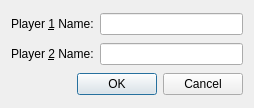
starrynights89/Game_practice_Qt-5.10, file Chapter 3/tictactoe/tictactoewidget.ui: the form before one commit.
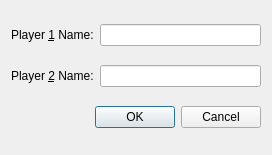
The form after the commit.

What changed in the file:
```diff
--- a/Chapter 3/tictactoe/tictactoewidget.ui
+++ b/Chapter 3/tictactoe/tictactoewidget.ui
@@ -6,8 +6,8 @@
    <rect>
     <x>0</x>
     <y>0</y>
-    <width>254</width>
-    <height>108</height>
+    <width>272</width>
+    <height>155</height>
    </rect>
   </property>
   <property name="windowTitle">
```
Left out of the diff: 43 changed lines with no effect on the pictures.
